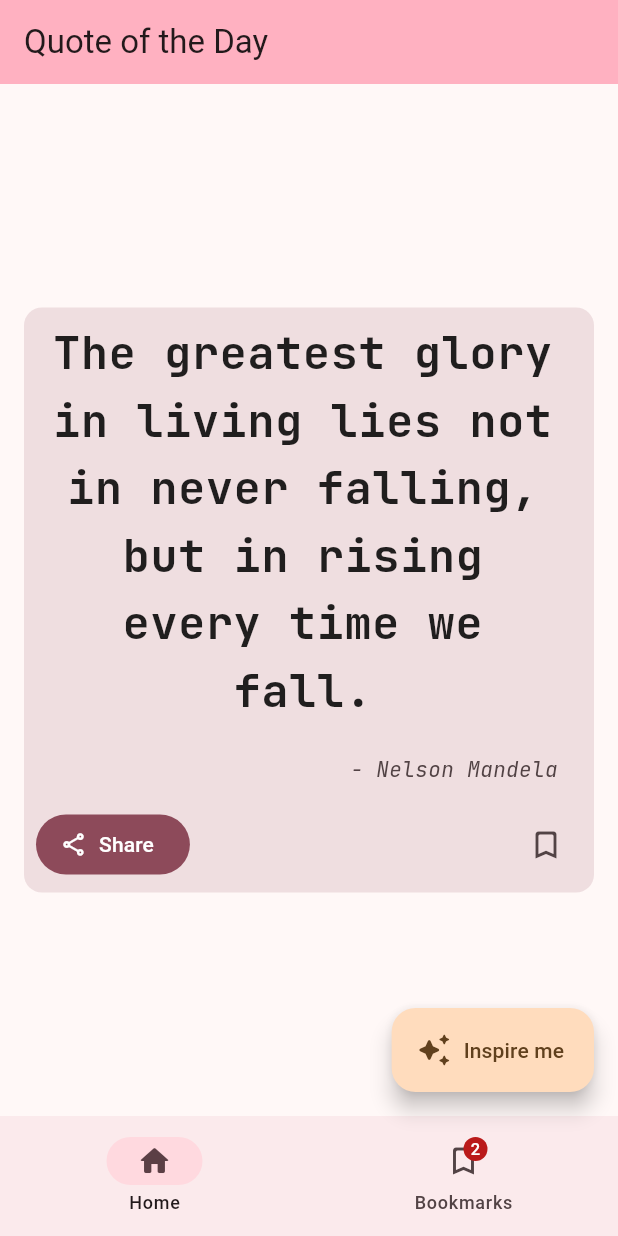
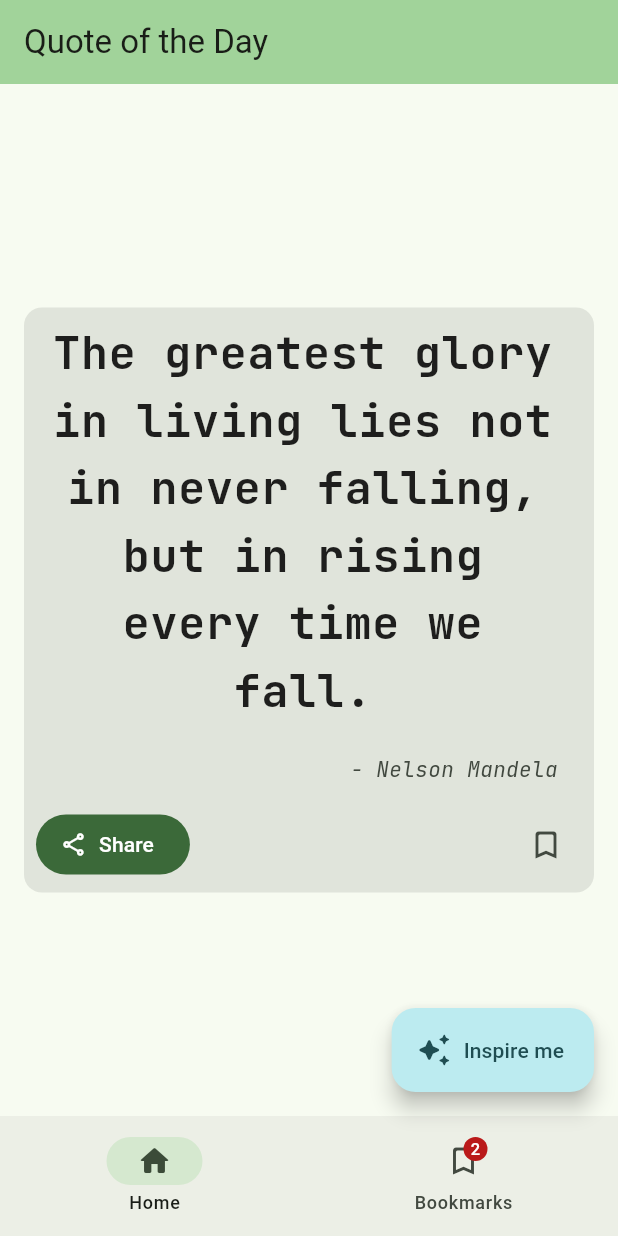
Before and after one commit to srinu2003/quote_of_the_day, a Flutter app: the screen it shows after launch, on a phone screen of 412 x 824 dp. Run offline on Flutter 3.47's test engine with Material 3 defaults, Android fonts, the phone set to English and light mode, and no system bars; our stand-ins replace google_fonts.

Commit message:
chore: Update color scheme in QuotesApp to use green instead of pinkAccent

```diff
--- a/lib/views/quote_of_the_day.dart
+++ b/lib/views/quote_of_the_day.dart
@@ -1,7 +1,5 @@
 import 'package:flutter/material.dart';
-// ignore: unused_import
 import 'package:google_fonts/google_fonts.dart';
-
 
 class QuoteOfTheDay extends StatefulWidget {
   final String title;
@@ -17,10 +15,7 @@ class QuoteOfTheDay extends StatefulWidget {
 class _QuoteOfTheDayState extends State<QuoteOfTheDay> {
   int selectedTabIndex = 0;
   bool? saveSelected = false;
-  // ignore: unused_field
-  final bool _enableFAB = false;
 
-  // ignore: unused_element
   void _changeQuote() {
     setState(() {
       // This call to setState tells the Flutter framework that something has
@@ -31,21 +26,116 @@ class _QuoteOfTheDayState extends State<QuoteOfTheDay> {
     });
   }
 
+  PreferredSizeWidget? buildAppBar(ColorScheme theme) {
+    return AppBar(
+      title: Text(widget.title),
+      backgroundColor: theme.inversePrimary,
+    );
+  }
+
+  Widget? buildFloatingActionButton(ColorScheme theme) {
+    return selectedTabIndex == 0
+        ? FloatingActionButton.extended(
+            label: const Text('Inspire me'),
+            backgroundColor: theme.tertiaryContainer,
+            foregroundColor: theme.onTertiaryContainer,
+            onPressed: _changeQuote,
+            tooltip: 'Refresh',
+            icon: const Icon(Icons.auto_awesome_rounded),
+          )
+        : null;
+  }
+
+  Widget buildQuoteOfTheDay() {
+    return Center(
+      child: Column(
+        mainAxisAlignment: MainAxisAlignment.center,
+        children: <Widget>[
+          Card.filled(
+            margin:
+                const EdgeInsets.symmetric(horizontal: 16.0, vertical: 16.0),
+            child: Column(
+              children: <Widget>[
+                ListTile(
+                  title: Text(
+                    'The greatest glory in living lies not in never falling, but in rising every time we fall.',
+                    textAlign: TextAlign.center,
+                    style: TextStyle(
+                      fontFamily: GoogleFonts.jetBrainsMono(
+                        fontWeight: FontWeight.bold,
+                      ).fontFamily,
+                      fontSize: 30.0,
+                      fontWeight: FontWeight.bold,
+                      color: Colors.black87,
+                    ),
+                  ),
+                  subtitle: Text(
+                    '\n- Nelson Mandela',
+                    textAlign: TextAlign.right,
+                    style: TextStyle(
+                      fontFamily: GoogleFonts.jetBrainsMono().fontFamily,
+                      fontStyle: FontStyle.italic,
+                    ),
+                  ),
+                ),
+                ButtonBar(
+                  alignment: MainAxisAlignment.spaceBetween,
+                  children: <Widget>[
+                    FilledButton.icon(
+                      onPressed: () {},
+                      icon: const Icon(Icons.share_outlined),
+                      label: const Text('Share'),
+                    ),
+                    IconButton(
+                      tooltip: 'Save to Bookmarks',
+                      isSelected: saveSelected,
+                      onPressed: () {
+                        setState(() {
+                          saveSelected = !saveSelected!;
+                        });
+                      },
+                      icon: const Icon(Icons.bookmark_border_rounded),
+                      selectedIcon: const Icon(Icons.bookmark_outlined),
+                    ),
+                  ],
+                ),
+              ],
+            ),
+          ),
+        ],
+      ),
+    );
+  }
+
+  Widget buildBookmarksPage() {
+    return const Padding(
+      padding: EdgeInsets.all(8.0),
+      child: Column(
+        children: <Widget>[
+          Card.outlined(
+            child: ListTile(
+              title: Text('Quote 1'),
+              subtitle: Text('This is a saved quote'),
+            ),
+          ),
+          Divider(),
+          Card.outlined(
+            child: ListTile(
+              title: Text('Quote 2'),
+              subtitle: Text('This is a saved quote'),
+            ),
+          ),
+        ],
+      ),
+    );
+  }
+
   @override
   Widget build(BuildContext context) {
-    // ignore: unused_local_variable
     final ColorScheme theme = Theme.of(context).colorScheme;
 
-    // ignore: unused_local_variable
-    final List<String> savedQuotes = <String>[
-      'Quote 1',
-      'Quote 2',
-    ];
     return Scaffold(
-      appBar: AppBar(
-        title: Text(widget.title),
-        backgroundColor: theme.inversePrimary,
-      ),
+      appBar: buildAppBar(theme),
       bottomNavigationBar: NavigationBar(
         selectedIndex: selectedTabIndex,
         onDestinationSelected: (int index) {
@@ -69,111 +159,11 @@ class _QuoteOfTheDayState extends State<QuoteOfTheDay> {
           ),
         ],
       ),
-      floatingActionButton: selectedTabIndex == 0
-          ? FloatingActionButton.extended(
-              label: const Text('Inspire me'), // for Extended FAB
-              backgroundColor: theme.tertiaryContainer,
-              foregroundColor: theme.onTertiaryContainer,
-              onPressed: _changeQuote,
-              tooltip: 'Refresh',
-              icon: const Icon(Icons.auto_awesome_rounded), // for Extended FAB
-              // child: const Icon(Icons.refresh_rounded),
-            )
-          : null,
+      floatingActionButton: buildFloatingActionButton(theme),
       floatingActionButtonAnimator: FloatingActionButtonAnimator.scaling,
       body: <Widget>[
-        /// Quote of the day Home Page
-
-        Center(
-          // Center is a layout widget. It takes a single child and positions it in the middle of the parent.
-
-          child: Column(
-            mainAxisAlignment: MainAxisAlignment.center,
-            children: <Widget>[
-              Card.filled(
-                // DOUBT: What does margin do?
-                // DOUBT: What does EdgeInsetGeometry: const EdgeInsets.all(10.0), do?
-                margin: const EdgeInsets.symmetric(
-                    horizontal: 16.0, vertical: 16.0),
-                child: Column(
-                  children: <Widget>[
-                    ListTile(
-                      // No leading widget, so the title is centered.
-                      // leading: Icon(Icons.album),
-                      title: Text(
-                        'The greatest glory in living lies not in never falling, but in rising every time we fall.',
-                        textAlign: TextAlign.center,
-                        style: TextStyle(
-                          fontFamily: GoogleFonts.jetBrainsMono(
-                            fontWeight: FontWeight.bold,
-                          ).fontFamily,
-                          fontSize: 30.0,
-                          fontWeight: FontWeight.bold,
-                          color: Colors.black87,
-                        ),
-                      ),
-                      subtitle: Text(
-                        '\n- Nelson Mandela',
-                        textAlign: TextAlign.right,
-                        style: TextStyle(
-                            fontFamily: GoogleFonts.jetBrainsMono().fontFamily,
-                            fontStyle: FontStyle.italic),
-                      ),
-                    ),
-                    ButtonBar(
-                      alignment: MainAxisAlignment.spaceBetween,
-                      children: <Widget>[
-                        FilledButton.icon(
-                          onPressed: () {},
-                          icon: const Icon(Icons.share_outlined),
-                          label: const Text('Share'),
-                        ),
-                        IconButton.filledTonal(
-                          tooltip: 'Bookmark',
-                          isSelected: saveSelected,
-                          onPressed: () {
-                            setState(
-                              () {
-                                saveSelected = !saveSelected!;
-                              },
-                            );
-                          },
-                          icon: const Icon(Icons.bookmark_border_rounded),
-                          selectedIcon: const Icon(Icons.bookmark_outlined),
-                        ),
-                      ],
-                    ),
-                  ],
-                ),
-              ),
-            ],
-          ),
-        ),
-
-        /** Bookmarks Page
-         * This page will show the list of saved quotes.
-         * The user can delete the quotes from the list.
-        */
-        const Padding(
-          padding: EdgeInsets.all(8.0),
-          child: Column(
-            children: <Widget>[
-              Card.outlined(
-                child: ListTile(
-                  title: Text('Quote 1'),
-                  subtitle: Text('This is a saved quote'),
-                ),
-              ),
-              Divider(),
-              Card.outlined(
-                child: ListTile(
-                  title: Text('Quote 2'),
-                  subtitle: Text('This is a saved quote'),
-                ),
-              ),
-            ],
-          ),
-        ),
+        buildQuoteOfTheDay(),
+        buildBookmarksPage(),
       ][selectedTabIndex],
     );
   }
--- a/lib/views/quotes_app.dart
+++ b/lib/views/quotes_app.dart
@@ -11,7 +11,7 @@ class QuotesApp extends StatelessWidget {
       debugShowCheckedModeBanner: false,
       theme: ThemeData(
           // This is the theme of my application.
-          colorScheme: ColorScheme.fromSeed(seedColor: Colors.pinkAccent),
+          colorScheme: ColorScheme.fromSeed(seedColor: Colors.green),
           useMaterial3: true),
       home: const QuoteOfTheDay(title: 'Quote of the Day'),
     );
```
Also changed, not shown: lib/main.dart (renamed from lib/app.dart).
